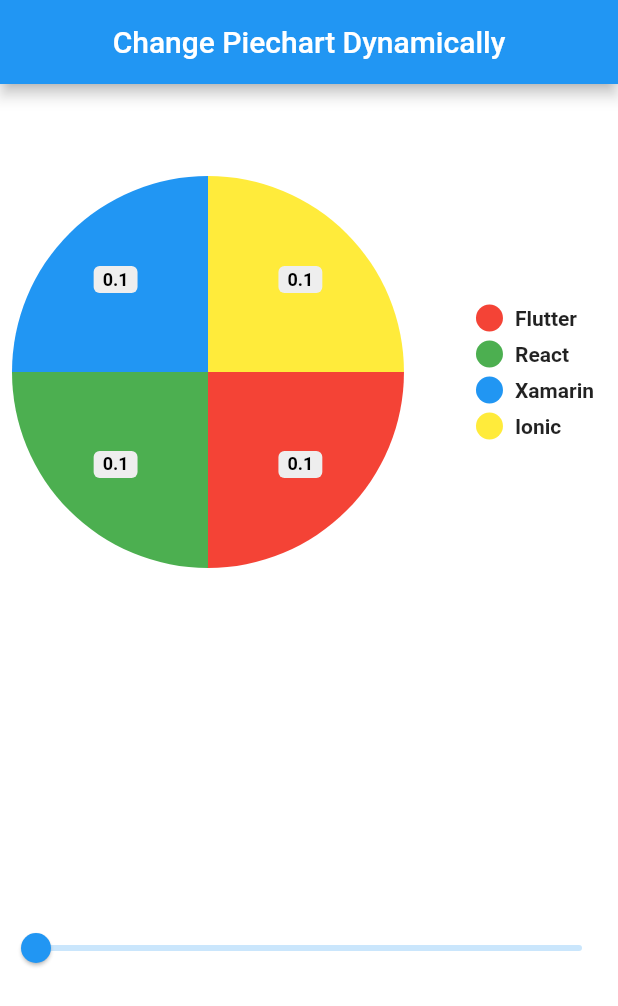
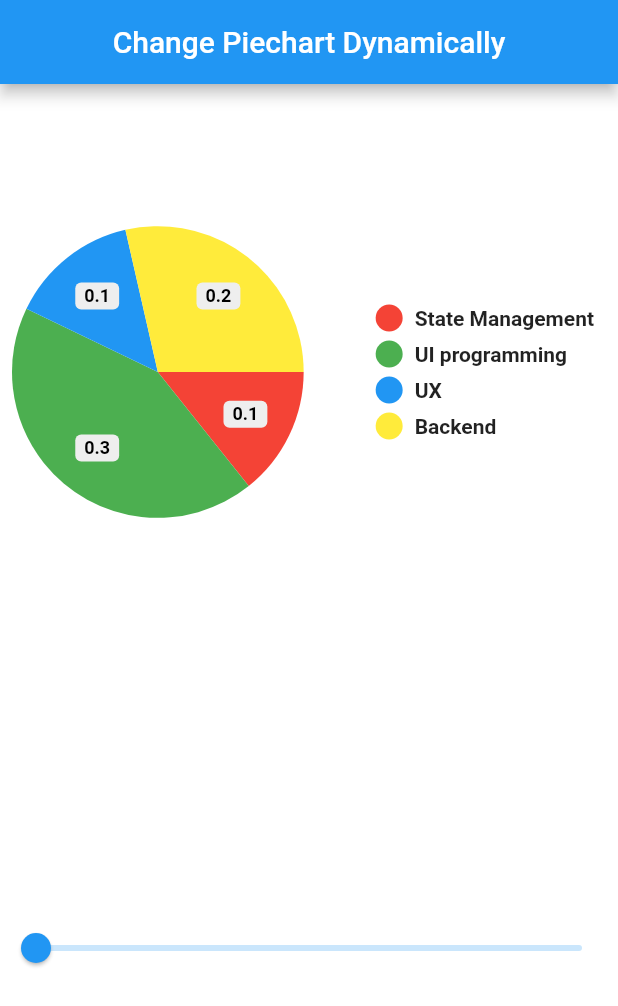
Before and after one commit to lvsj/control_chart_with_slider_v2, a Flutter app: the screen it shows after launch, on a phone screen of 412 x 824 dp. Shown: the top 1006 px of the screen. Run offline on Flutter 3.47's test engine with Material 2 defaults, Android fonts, the phone set to English and light mode, and no system bars; drawn by our look-alikes of pie_chart.

Commit message:
OCT change piechart using global variable.

```diff
--- a/lib/MyChart.dart
+++ b/lib/MyChart.dart
@@ -1,13 +1,26 @@
 import 'package:flutter/material.dart';
 import 'package:pie_chart/pie_chart.dart';
 
+_MyChartState chartState;
+
 class MyChart extends StatefulWidget {
   @override
-  _MyChartState createState() => _MyChartState();
+  _MyChartState createState() {
+    chartState=_MyChartState();
+    return chartState;
+  }
+  static Map<String, double> createData(double stateManagementValue){
+    Map<String, double> dataMap=Map();
+    dataMap.putIfAbsent("State Management", () => stateManagementValue);
+    dataMap.putIfAbsent("UI programming", () => 0.3);
+    dataMap.putIfAbsent("UX", () => 0.1);
+    dataMap.putIfAbsent("Backend", () => 0.2);
+    return dataMap;
+  }
 }
 
 class _MyChartState extends State<MyChart> {
-  Map<String, double> dataMap = Map();
+  Map<String, double> dataMap = MyChart.createData(0.1);
   List<Color> colorList = [
     Colors.red,
     Colors.green,
@@ -16,20 +29,10 @@ class _MyChartState extends State<MyChart> {
   ];
 
   @override
-  void initState() {
-    super.initState();
-    dataMap.putIfAbsent("Flutter", () => 0.1);
-    dataMap.putIfAbsent("React", () => 0.1);
-    dataMap.putIfAbsent("Xamarin", () => 0.1);
-    dataMap.putIfAbsent("Ionic", () => 0.1);
-  }
-
-  @override
   Widget build(BuildContext context) {
     return PieChart(
       dataMap: dataMap,
       chartRadius: MediaQuery.of(context).size.width / 1.5,
-      showLegends: false,
       colorList: colorList,
     );
   }
--- a/lib/MySlider.dart
+++ b/lib/MySlider.dart
@@ -1,5 +1,6 @@
 import 'package:flutter/cupertino.dart';
 import 'package:flutter/material.dart';
+import 'MyChart.dart';
 
 class MySlider extends StatefulWidget {
 
@@ -9,15 +10,19 @@ class MySlider extends StatefulWidget {
 }
 
 class _MySliderState extends State<MySlider> {
-  double value=0;
+  double _value=0;
   @override
   Widget build(BuildContext context) {
-    return Slider(value: this.value, onChanged:_changedListener);
+    return Slider(value: this._value, onChanged:_changedListener);
   }
 
   void _changedListener(double value){
     setState(() {
-      this.value=value;
+      this._value=value;
     });
+    chartState?.setState(() {
+      chartState.dataMap=MyChart.createData(value);
+    });
+
   }
 }
```
